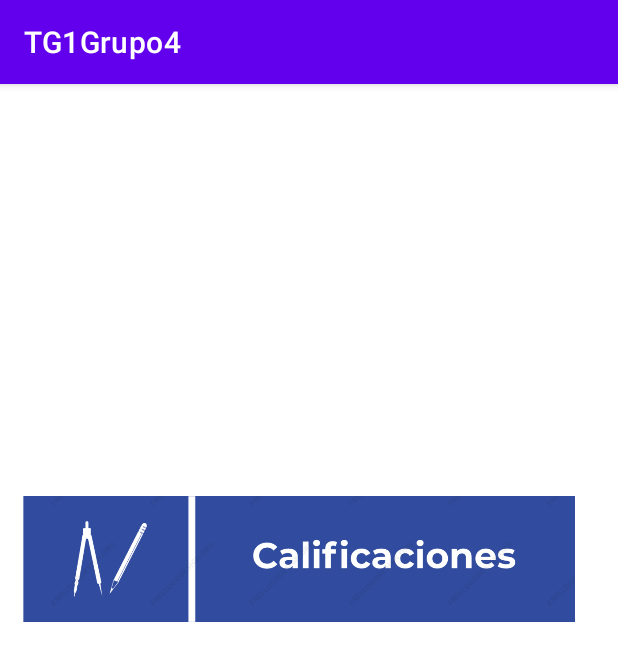
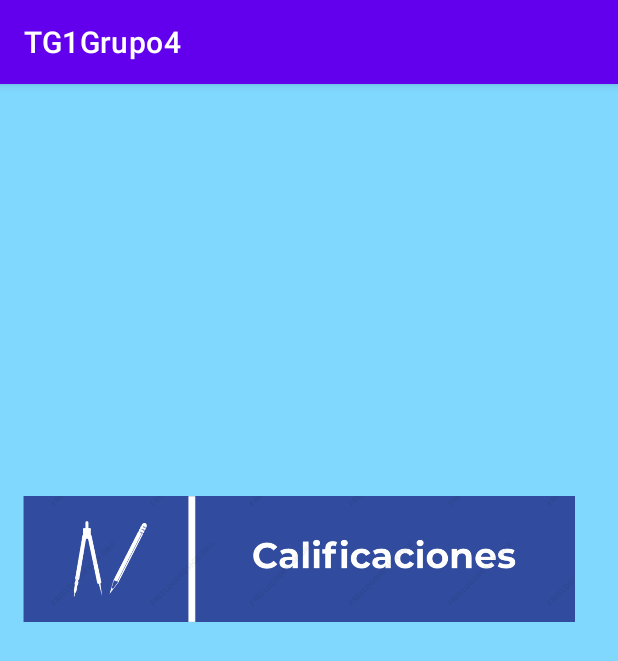
Before and after one commit to mlhzgz/TG1Grupo4, an Android app: the screen it shows after launch (MainActivity), on a phone screen of 412 x 824 dp. Shown: the top 661 px of the screen. Run offline under Robolectric (Android 15) with nearby library versions, the phone set to English and light mode, and no system bars.

Commit message:
diseño2

```diff
--- a/app/src/main/res/layout/activity_lista_trabajos.xml
+++ b/app/src/main/res/layout/activity_lista_trabajos.xml
@@ -4,7 +4,8 @@
     xmlns:tools="http://schemas.android.com/tools"
     android:layout_width="match_parent"
     android:layout_height="match_parent"
-    tools:context=".listaTrabajos">
+    tools:context=".listaTrabajos"
+    android:background="#80D8FF">
 
     <LinearLayout
         android:layout_width="match_parent"
@@ -25,7 +26,8 @@
         <ListView
             android:id="@+id/ListViewTrabajos"
             android:layout_width="match_parent"
-            android:layout_height="match_parent" />
+            android:layout_height="match_parent"
+            />
 
     </LinearLayout>
 </androidx.constraintlayout.widget.ConstraintLayout>
--- a/app/src/main/res/layout/activity_main.xml
+++ b/app/src/main/res/layout/activity_main.xml
@@ -4,7 +4,8 @@
     xmlns:tools="http://schemas.android.com/tools"
     android:layout_width="match_parent"
     android:layout_height="match_parent"
-    tools:context=".MainActivity">
+    tools:context=".MainActivity"
+    android:background="#80D8FF">
 
     <LinearLayout
         android:layout_width="match_parent"
--- a/app/src/main/res/layout/lista_trabajos.xml
+++ b/app/src/main/res/layout/lista_trabajos.xml
@@ -7,13 +7,15 @@
     android:animateLayoutChanges="true"
     app:cardCornerRadius="20dp"
     app:cardElevation="4dp"
-    app:cardUseCompatPadding="true">
+    app:cardUseCompatPadding="true"
+    android:background="#80D8FF">
 
     <LinearLayout
         android:layout_width="match_parent"
         android:layout_height="wrap_content"
         android:animateLayoutChanges="true"
-        android:orientation="vertical">
+        android:orientation="vertical"
+        >
         <RelativeLayout
             android:layout_width="match_parent"
             android:layout_height="wrap_content"
```
